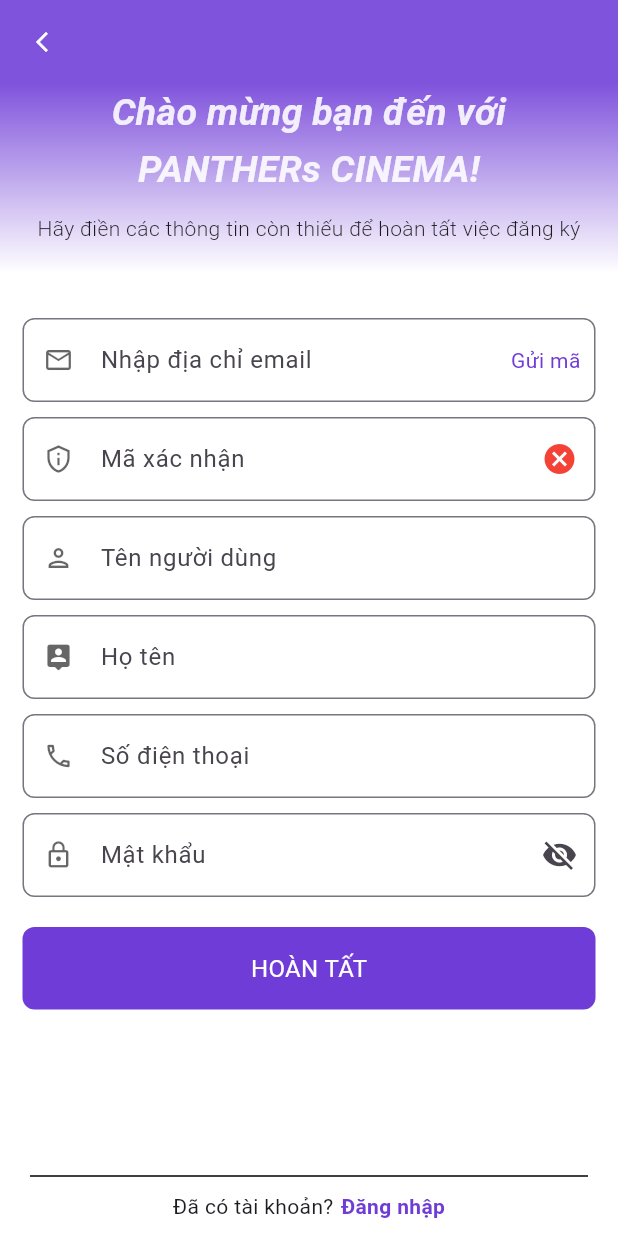
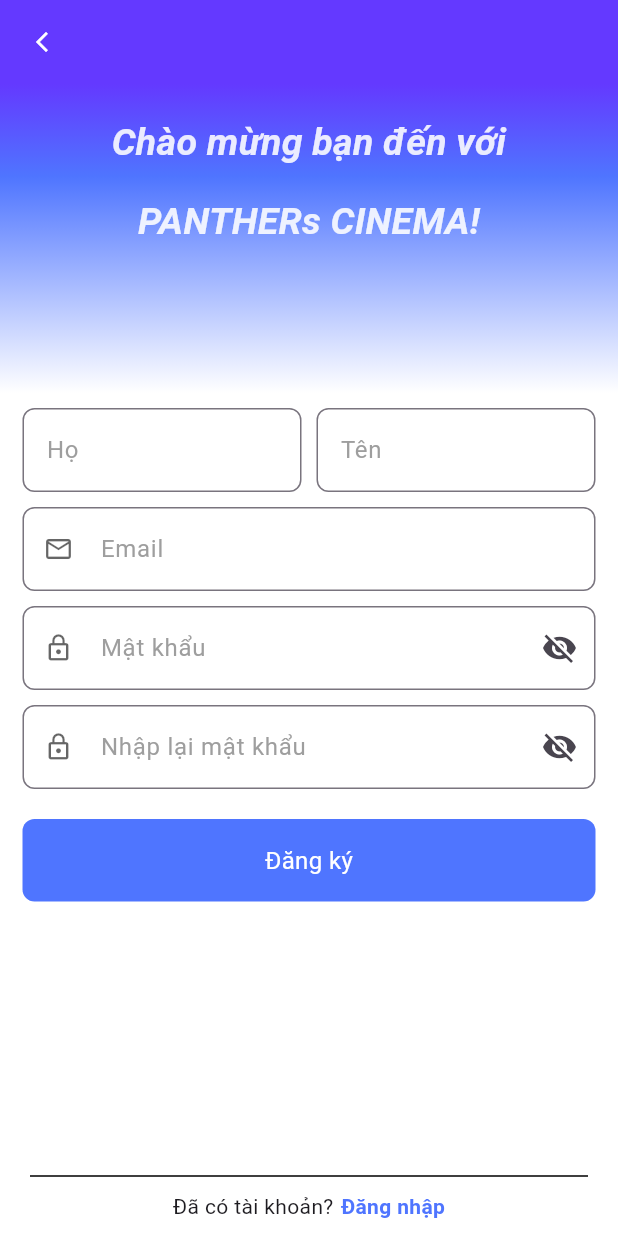
Before and after one commit to Minhduc1122003/APP_MOVIE_TICKET, a Flutter app: the RegisterPage screen opened directly, on a phone screen of 412 x 824 dp. Run offline on Flutter 3.47's test engine with Material 3 defaults, Android fonts, the phone set to English and light mode, and no system bars; our stand-ins replace auto_size_text, bloc, curved_navigation_bar, diacritic, equatable, firebase_auth and 8 more; missing offline and left inert: network_info_plus; accounts and stored records are empty; network calls fail.

```diff
--- a/lib/components/my_button.dart
+++ b/lib/components/my_button.dart
@@ -20,7 +20,7 @@
     this.onTap,
     required this.fontsize,
     this.color = const Color(
-        0XFF6F3CD7), // Mặc định là màu 0XFF6F3CD7 nếu không được truyền vào
+        0xFF4F75FF), // Mặc định là màu 0XFF6F3CD7 nếu không được truyền vào
     this.colorText = Colors.white, // Màu văn bản mặc định
     this.isBold = false, // Mặc định không in đậm
   });
--- a/lib/components/my_textfield.dart
+++ b/lib/components/my_textfield.dart
@@ -10,10 +10,11 @@
   final bool isPhone;
   final TextEditingController? controller;
   final String? placeHolder;
-  final bool? isCode; // Nullable boolean
-  final FocusNode? focusNode; // Thêm focusNode
-  final String? errorMessage; // Thêm errorMessage
-  final IconData? icon; // Changed from Icons? to IconData?
+  final bool? isCode;
+  final FocusNode? focusNode;
+  final String? errorMessage;
+  final IconData? icon;
+  final Color? focusColor; // Màu khi focus
 
   const MyTextfield({
     Key? key,
@@ -25,9 +26,10 @@
     this.controller,
     this.placeHolder = '',
     this.isCode,
-    this.focusNode, // Khởi tạo focusNode
+    this.focusNode,
     this.errorMessage,
     this.icon,
+    this.focusColor, // Thêm thuộc tính focusColor
   }) : super(key: key);
 
   @override
@@ -35,16 +37,28 @@
 }
 
 class _MyTextfieldState extends State<MyTextfield> {
+  FocusNode _focusNode = FocusNode();
   bool _obscureText = true;
+
+  @override
+  void initState() {
+    super.initState();
+    _focusNode.addListener(() {
+      setState(() {}); // Rebuild UI khi focus thay đổi
+    });
+  }
+
+  @override
+  void dispose() {
+    _focusNode.dispose(); // Giải phóng focus node khi không cần thiết
+    super.dispose();
+  }
 
   @override
   void didUpdateWidget(covariant MyTextfield oldWidget) {
     super.didUpdateWidget(oldWidget);
 
     if (widget.isCode != oldWidget.isCode) {
-      // Perform actions if isCode has changed
-      print('isCode has changed: ${widget.isCode}');
-      // Update UI based on new isCode value
       setState(() {});
     }
   }
@@ -59,24 +73,42 @@
           TextField(
             controller: widget.controller,
             obscureText: widget.isPassword ? _obscureText : false,
-            focusNode: widget.focusNode, // Sử dụng focusNode từ widget
+            focusNode: widget.focusNode,
             decoration: InputDecoration(
               border: const OutlineInputBorder(
                 borderRadius: BorderRadius.all(Radius.circular(8.0)),
               ),
               labelText: widget.placeHolder,
-              hintStyle: const TextStyle(color: Colors.black26),
-              fillColor: const Color(0xfff3f3f4),
+              hintStyle: const TextStyle(color: Color(0xFF4F75FF)),
+              labelStyle: TextStyle(
+                color: _focusNode
+                        .hasFocus // Kiểm tra nếu trường đang được focus
+                    ? const Color(0xFF4F75FF) // Màu khi được focus
+                    : (widget.controller?.text.isNotEmpty ??
+                            false) // Nếu trường không rỗng
+                        ? const Color(0xFF4F75FF) // Màu khi có text
+                        : Colors.grey, // Màu khi không có text và không focus
+              ),
+              // Các thuộc tính khác của InputDecoration
+              fillColor: const Color(0xFF4F75FF),
               filled: widget.isFill,
               prefixIcon: widget.icon != null
                   ? Icon(
                       widget.icon,
                       color: Colors.black.withOpacity(0.6),
-                      size: 20.0, // or FontWeight.bold, etc.
+                      size: 20.0,
                     )
-                  : null, // Add icon if provided
+                  : null,
               prefixText: widget.isPhone ? '+84 ' : null,
               prefixStyle: const TextStyle(color: Colors.black),
+              focusedBorder: OutlineInputBorder(
+                borderSide: BorderSide(
+                  color: widget.focusColor ?? const Color(0xFF4F75FF),
+                  // Màu khi focus
+                ),
+                borderRadius: const BorderRadius.all(Radius.circular(8.0)),
+              ),
+              focusColor: widget.focusColor ?? Color(0xFF4F75FF),
               suffixIcon: widget.isPassword
                   ? Padding(
                       padding: const EdgeInsets.fromLTRB(0, 0, 0, 0),
@@ -97,8 +129,7 @@
                       ? Padding(
                           padding: const EdgeInsets.only(right: 10.0),
                           child: SizedBox(
-                            width:
-                                60, // Đặt kích thước cố định để tránh lỗi hit-test
+                            width: 60,
                             child: Align(
                               alignment: Alignment.centerRight,
                               child: MouseRegion(
@@ -142,10 +173,8 @@
                                   ),
                                 )
                               : null,
-              // Không hiển thị gì nếu isCode là null
             ),
           ),
-          // Hiển thị thông báo lỗi nếu có
           if (widget.errorMessage != null) ...[
             const SizedBox(height: 5),
             Text(
--- a/lib/pages/register_page/register_page.dart
+++ b/lib/pages/register_page/register_page.dart
@@ -2,12 +2,10 @@
 import 'package:flutter_app_chat/components/animation_page.dart';
 import 'package:flutter_app_chat/components/my_button.dart';
 import 'package:flutter_app_chat/components/my_textfield.dart';
-import 'package:flutter_app_chat/pages/login_page/login_page.dart';
+import 'package:flutter_app_chat/pages/register_page/register_page_2.dart';
 import 'package:flutter_app_chat/pages/register_page/sendCodeBloc/sendcode_bloc.dart';
 import 'package:flutter_bloc/flutter_bloc.dart';
 import 'package:flutter_easyloading/flutter_easyloading.dart';
-
-import 'createAccount_bloc/createAccount_bloc.dart';
 
 class RegisterPage extends StatefulWidget {
   const RegisterPage({super.key});
@@ -21,23 +19,23 @@
   final TextEditingController _emailController = TextEditingController();
   final TextEditingController _codeController = TextEditingController();
   final TextEditingController _passwordController = TextEditingController();
-  final TextEditingController _usernameController = TextEditingController();
-  final TextEditingController _fullnameController = TextEditingController();
-  final TextEditingController _phoneController = TextEditingController();
+  final TextEditingController _lastnameController = TextEditingController();
+  final TextEditingController _firstnameController = TextEditingController();
+  final TextEditingController _checkPassword = TextEditingController();
 
   final FocusNode _emailFocusNode = FocusNode();
   final FocusNode _codeFocusNode = FocusNode();
-  final FocusNode _usernameFocusNode = FocusNode();
-  final FocusNode _fullnameFocusNode = FocusNode();
-  final FocusNode _phoneFocusNode = FocusNode();
+  final FocusNode _lastnameFocusNode = FocusNode();
+  final FocusNode _firstnameFocusNode = FocusNode();
   final FocusNode _passwordFocusNode = FocusNode();
+  final FocusNode _checkPasswordFocusNode = FocusNode();
+
   // Tạo một Map để lưu trữ các lỗi
   Map<String, String?> errorMessages = {
     'email': null,
     'code': null,
-    'username': null,
-    'fullname': null,
-    'phone': null,
+    'lastname': null,
+    'firstname': null,
     'password': null,
   };
   String codeIs = "1"; // Placeholder for the code received
@@ -48,24 +46,21 @@
   void onCreateAccountPressed(BuildContext context) {
     final String email = _emailController.text;
     final String password = _passwordController.text;
-    final String username = _usernameController.text;
-    final String fullname = _fullnameController.text;
-    final int phoneNumber = int.tryParse(_phoneController.text) ?? 0;
-    final String photo = '';
+    final String lastname = _lastnameController.text;
+    final String firstname = _firstnameController.text;
 
     // Validate inputs
     if (email.isEmpty ||
         password.isEmpty ||
-        username.isEmpty ||
-        fullname.isEmpty ||
-        phoneNumber == 0) {
+        lastname.isEmpty ||
+        firstname.isEmpty == 0) {
       EasyLoading.showError("Vui lòng điền đầy đủ thông tin!");
       return;
     }
 
-    BlocProvider.of<CreateAccountBloc>(context).add(
-      CreateAccount(email, password, username, fullname, phoneNumber, photo),
-    );
+    //   BlocProvider.of<CreateAccountBloc>(context).add(
+    //     CreateAccount(email, password, lastname, firstname),
+    //   );
   }
 
   // Check if the entered code matches the received one
@@ -82,19 +77,25 @@
       errorMessages['code'] = _codeController.text.isEmpty
           ? 'Thông tin bạn điền chưa đầy đủ'
           : null;
-      errorMessages['username'] = _usernameController.text.isEmpty
+      errorMessages['lastname'] = _lastnameController.text.isEmpty
           ? 'Thông tin bạn điền chưa đầy đủ'
           : null;
-      errorMessages['fullname'] = _fullnameController.text.isEmpty
+      errorMessages['firstname'] = _firstnameController.text.isEmpty
           ? 'Thông tin bạn điền chưa đầy đủ'
           : null;
-      errorMessages['phone'] = _phoneController.text.isEmpty
-          ? 'Thông tin bạn điền chưa đầy đủ'
-          : null;
+
       errorMessages['password'] = _passwordController.text.isEmpty
           ? 'Thông tin bạn điền chưa đầy đủ'
           : null;
     });
+// Check if the passwords match
+    if (_passwordController.text != _checkPassword.text) {
+      errorMessages['password'] =
+          'Mật khẩu nhập lại chưa đúng'; // Set error message
+    } else if (_passwordController.text.isNotEmpty) {
+      errorMessages['password'] =
+          null; // Clear error message if passwords match
+    }
 
     return errorMessages.values.every((error) => error == null);
   }
@@ -102,20 +103,38 @@
   @override
   void initState() {
     super.initState();
-    _codeController.addListener(_checkCode); // Listen to code changes
+    _codeController.addListener(_checkCode); // Listen to code changes\
+
+    _checkPasswordFocusNode.addListener(() {
+      if (!_checkPasswordFocusNode.hasFocus) {
+        _validatePasswordMatch(); // Validate password match when focus is lost
+      }
+    });
+  }
+
+  void _validatePasswordMatch() {
+    setState(() {
+      if (_passwordController.text != _checkPassword.text) {
+        errorMessages['password'] =
+            'Mật khẩu nhập lại chưa đúng'; // Set error message
+      } else {
+        errorMessages['password'] = null; // Clear error message if they match
+      }
+    });
   }
 
   @override
   void dispose() {
     _codeController.removeListener(_checkCode);
+    _checkPasswordFocusNode.dispose(); // Dispose of the focus node
     _codeController.dispose();
     isCodeNotifier.dispose();
     _emailFocusNode.dispose();
     _codeFocusNode.dispose();
-    _usernameFocusNode.dispose();
-    _fullnameFocusNode.dispose();
-    _phoneFocusNode.dispose();
+    _lastnameFocusNode.dispose();
+    _firstnameFocusNode.dispose();
     _passwordFocusNode.dispose();
+    _checkPassword.dispose();
     super.dispose();
   }
 
@@ -130,7 +149,7 @@
           decoration: const BoxDecoration(
             gradient: LinearGradient(
               colors: [
-                Color(0xe06f3cd7),
+                Color(0x0FF6439FF),
               ],
               stops: [0.66],
               begin: Alignment.topCenter,
@@ -172,12 +191,15 @@
                 mainAxisAlignment: MainAxisAlignment.spaceBetween,
                 children: <Widget>[
                   Container(
+                    height: MediaQuery.of(context).size.height * 0.25,
                     decoration: const BoxDecoration(
                       gradient: LinearGradient(
                         colors: [
-                          Color(0xe06f3cd7),
-                          Color(0xe0ffffff),
+                          Color(0x0FF6439FF), // Tím
+                          Color(0xFF4F75FF), // Xanh ngọc
+                          Color(0xFFFFFFFF), // Trắng
                         ],
+                        stops: [0.0, 0.3, 1.0], // Phân bố đều hơn cho các màu
                         begin: Alignment.topCenter,
                         end: Alignment.bottomCenter,
                       ),
@@ -187,6 +209,8 @@
                       children: [
                         Align(
                           alignment: Alignment.center,
+                          child: Padding(
+                            padding: EdgeInsets.fromLTRB(0, 20, 0, 10),
                             child: Text(
                               'Chào mừng bạn đến với',
                               style: TextStyle(
@@ -200,10 +224,11 @@
                               textAlign: TextAlign.center,
                             ),
                           ),
+                        ),
                         Align(
                           alignment: Alignment.center,
                           child: Padding(
-                            padding: const EdgeInsets.fromLTRB(0, 0, 0,
+                            padding: const EdgeInsets.fromLTRB(0, 5, 0,
                                 10), // Thêm padding đều cho tất cả các cạnh
                             child: Text(
                               'PANTHERs CINEMA!',
@@ -219,91 +244,57 @@
                             ),
                           ),
                         ),
-                        Align(
-                          alignment: Alignment.center,
-                          child: Padding(
-                            padding: const EdgeInsets.fromLTRB(0, 0, 0,
-                                20), // Thêm padding theo hướng tùy chỉnh
-                            child: Text(
-                              'Hãy điền các thông tin còn thiếu để hoàn tất việc đăng ký',
-                              style: TextStyle(
-                                fontSize: 14,
-                                fontWeight: FontWeight.w300,
-                              ),
-                              textAlign: TextAlign.center,
-                            ),
-                          ),
-                        ),
                       ],
                     ),
                   ),
                   Expanded(
                     child: SingleChildScrollView(
-                      padding: EdgeInsets.fromLTRB(
+                      padding: const EdgeInsets.fromLTRB(
                         15,
-                        30,
+                        10,
                         15,
                         20, // Điều chỉnh với chiều cao của bàn phím
                       ),
+                      child: Align(
+                        alignment: Alignment.center,
                         child: Column(
                           mainAxisAlignment: MainAxisAlignment.center,
                           crossAxisAlignment: CrossAxisAlignment.center,
                           children: <Widget>[
-                          MyTextfield(
+                            Row(
+                              children: [
+                                Expanded(
+                                  child: MyTextfield(
                                     isPassword: false,
-                            placeHolder: "Nhập địa chỉ email",
-                            controller: _emailController,
-                            sendCode: true,
-                            focusNode: _emailFocusNode,
-                            errorMessage: errorMessages['email'],
-                            icon: Icons.email_outlined,
+                                    placeHolder: "Họ",
+                                    controller: _firstnameController,
+                                    sendCode: false,
+                                    focusNode: _firstnameFocusNode,
+                                    errorMessage: errorMessages['firstname'],
                                   ),
-                          const SizedBox(height: 10),
-                          ValueListenableBuilder<bool>(
-                            valueListenable: isCodeNotifier,
-                            builder: (context, isCode, child) {
-                              return MyTextfield(
+                                ),
+                                SizedBox(
+                                    width: 10), // Khoảng cách giữa 2 textfield
+                                Expanded(
+                                  child: MyTextfield(
                                     isPassword: false,
-                                placeHolder: "Mã xác nhận",
-                                controller: _codeController,
+                                    placeHolder: "Tên",
+                                    controller: _lastnameController,
                                     sendCode: false,
-                                isCode: isCode,
-                                focusNode: _codeFocusNode,
-                                errorMessage: errorMessages['code'],
-                                icon: Icons.privacy_tip_outlined,
-                              );
-                            },
+                                    focusNode: _lastnameFocusNode,
+                                    errorMessage: errorMessages['lastname'],
+                                  ),
+                                ),
+                              ],
                             ),
                             const SizedBox(height: 10),
                             MyTextfield(
                               isPassword: false,
-                            placeHolder: "Tên người dùng",
-                            controller: _usernameController,
-                            sendCode: false,
-                            focusNode: _usernameFocusNode,
-                            errorMessage: errorMessages['username'],
-                            icon: Icons.person_outlined,
-                          ),
-                          const SizedBox(height: 10),
-                          MyTextfield(
-                            isPassword: false,
-                            placeHolder: "Họ tên",
-                            controller: _fullnameController,
-                            sendCode: false,
-                            focusNode: _fullnameFocusNode,
-                            errorMessage: errorMessages['fullname'],
-                            icon: Icons.person_pin_rounded,
-                          ),
-                          const SizedBox(height: 10),
-                          MyTextfield(
-                            isPassword: false,
-                            placeHolder: "Số điện thoại",
-                            controller: _phoneController,
-                            sendCode: false,
-                            isPhone: true,
-                            focusNode: _phoneFocusNode,
-                            errorMessage: errorMessages['phone'],
-                            icon: Icons.phone_outlined,
+                              placeHolder: "Email",
+                              controller: _emailController,
+                              focusNode: _emailFocusNode,
+                              errorMessage: errorMessages['email'],
+                              icon: Icons.email_outlined,
                             ),
                             const SizedBox(height: 10),
                             MyTextfield(
@@ -315,42 +306,33 @@
                               errorMessage: errorMessages['password'],
                               icon: Icons.lock_outline,
                             ),
+                            const SizedBox(height: 10),
+                            MyTextfield(
+                              isPassword: true,
+                              placeHolder: "Nhập lại mật khẩu",
+                              controller: _checkPassword,
+                              sendCode: false,
+                              focusNode: _checkPasswordFocusNode,
+                              errorMessage: errorMessages['password'],
+                              icon: Icons.lock_outline,
+                            ),
                             const SizedBox(height: 20),
                             MyButton(
                               fontsize: 16,
                               paddingText: 16,
-                            text: 'HOÀN TẤT',
+                              text: 'Đăng ký',
                               showIcon: false,
                               onTap: () async {
-                              if (_validateFields()) {
-                                EasyLoading.show(status: 'Loading...');
-                                if (codeIs == _codeController.text) {
-                                  EasyLoading.dismiss();
-                                  await Future.delayed(
-                                    const Duration(milliseconds: 200),
-                                  );
-                                  EasyLoading.show();
-                                  Navigator.pushAndRemoveUntil(
+                                Navigator.push(
                                   context,
                                   SlideFromRightPageRoute(
-                                        page: LoginPage(
-                                      isBack: true,
-                                    )),
-                                    (Route<dynamic> route) => false,
+                                      page: RegisterPage2()),
+                                  // (Route<dynamic> route) => false,
                                 );
-                                  EasyLoading.dismiss();
-                                } else {
-                                  EasyLoading.dismiss();
-                                  EasyLoading.showError(
-                                      "Mã xác nhận không đúng!");
-                                }
-                              } else {
-                                EasyLoading.showError(
-                                    'Thông tin bạn điền chưa đầy đủ');
-                              }
                               },
                             ),
                           ],
+                        ),
                       ),
                     ),
                   ),
@@ -379,7 +361,7 @@
                                   'Đăng nhập',
                                   style: TextStyle(
                                     fontWeight: FontWeight.bold,
-                                    color: Color(0XFF6F3CD7),
+                                    color: Color(0xFF4F75FF),
                                   ),
                                 ),
                               ),
```
Also changed, not shown: lib/pages/login_page/login_page.dart (+14 -8 lines), lib/pages/register_page/register_page_2.dart (+218 -123 lines). Lines whose indentation alone changed are shown as unchanged.
